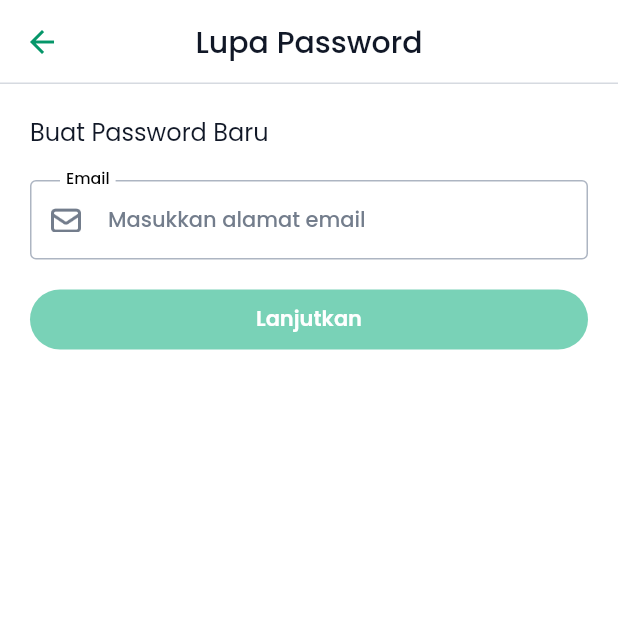
After one commit to Ecowave-Alterra/ecowave-flutter, a Flutter app: the ForgotPasswordPage screen opened directly, on a phone screen of 412 x 824 dp, the top half of it. The commit adds this screen. Run offline on Flutter 3.47's test engine with Material 2 defaults, Android fonts, the phone set to English and light mode, and no system bars; our stand-ins replace another_flushbar, carousel_slider, flutter_bloc, flutter_countdown_timer, get_it, google_fonts and 1 more.

Commit message:
Slicing UI Edit Password

```diff
--- a/lib/core/constants/icons.dart
+++ b/lib/core/constants/icons.dart
@@ -13,6 +13,7 @@ class AppIcons {
   static const AssetImage ecoPoints = AssetImage("assets/icons/ecoPoints.png");
   static const AssetImage ecoShop = AssetImage("assets/icons/ecoShop.png");
   static const AssetImage email = AssetImage("assets/icons/email.png");
+  static const AssetImage emailConfirmatio= AssetImage("assets/icons/emailConfirmation.png");
   static const AssetImage search = AssetImage("assets/icons/search.png");
   static const AssetImage enablePassword =
       AssetImage("assets/icons/enablePassword.png");
--- /dev/null
+++ b/lib/features/change_password/view/forget_password.dart
@@ -0,0 +1,90 @@
+import 'package:ecowave/features/change_password/view/email_confirmation.dart';
+import 'package:flutter/material.dart';
+import 'package:ecowave/core.dart';
+
+class ForgotPasswordPage extends StatefulWidget {
+  const ForgotPasswordPage({Key? key}) : super(key: key);
+
+  @override
+  State<ForgotPasswordPage> createState() => _ForgotPasswordPageState();
+}
+
+class _ForgotPasswordPageState extends State<ForgotPasswordPage> {
+  final _formKey = GlobalKey<FormState>();
+  final _emailController = TextEditingController();
+
+  bool _isLoginButtonDisabled = true;
+
+  void _checkLoginButtonStatus() {
+    final email = _emailController.text;
+
+    setState(() {
+      _isLoginButtonDisabled = email.isEmpty;
+    });
+  }
+
+  @override
+  void initState() {
+    super.initState();
+    _emailController.addListener(_checkLoginButtonStatus);
+  }
+
+  @override
+  Widget build(BuildContext context) {
+    return Scaffold(
+      appBar: AppBar(title: const Text("Lupa Password")),
+      body: SingleChildScrollView(
+        padding: const EdgeInsets.all(20),
+        child: Form(
+          key: _formKey,
+          child:Column(
+            crossAxisAlignment: CrossAxisAlignment.start,
+              children: [
+                const Text(
+                  "Buat Password Baru", style: TextStyle( fontSize: AppSizes.primary),
+                ),
+                 20.0.height,
+                 EcoFormInput(
+                  label: 'Email',
+                  hint: 'Masukkan alamat email',
+                  keyboardType: TextInputType.emailAddress,
+                  controller: _emailController,
+                  validator: (value) {
+                    if (value == null || value.isEmpty) {
+                      return 'Email tidak boleh kosong';
+                    } else if (!RegExp(r'^[\w-\.]+@([\w-]+\.)+[\w-]{2,4}$')
+                        .hasMatch(value)) {
+                      return 'Alamat email tidak valid';
+                    }
+                    return null;
+                  },
+                  onChanged: (value) {
+                    _checkLoginButtonStatus();
+                  },
+                  icon: const ImageIcon(
+                    AppIcons.email,
+                    color: AppColors.grey500,
+                  ),
+                ),
+                 20.0.height,
+                 EcoFormButton(
+                  label: 'Lanjutkan',
+                  onPressed: _isLoginButtonDisabled ? () {} : () {
+                    if (_formKey.currentState!.validate()) {
+                       Navigator.push(
+                        context,
+                        MaterialPageRoute(builder: (context) => const EmailConfirmatioPage()),
+                      );
+                    }
+                  },
+                  backgroundColor: _isLoginButtonDisabled
+                      ? AppColors.primary300
+                      : AppColors.primary500,
+                ),
+              ]
+            ),
+        )
+      )
+    );
+  }
+}
```
Also changed, not shown: lib/features/change_password/view/change_password_page.dart (added, +93 -0 lines), lib/features/change_password/view/email_confirmation.dart (added, +47 -0 lines), assets/icons/emailConfirmation.png (added).
